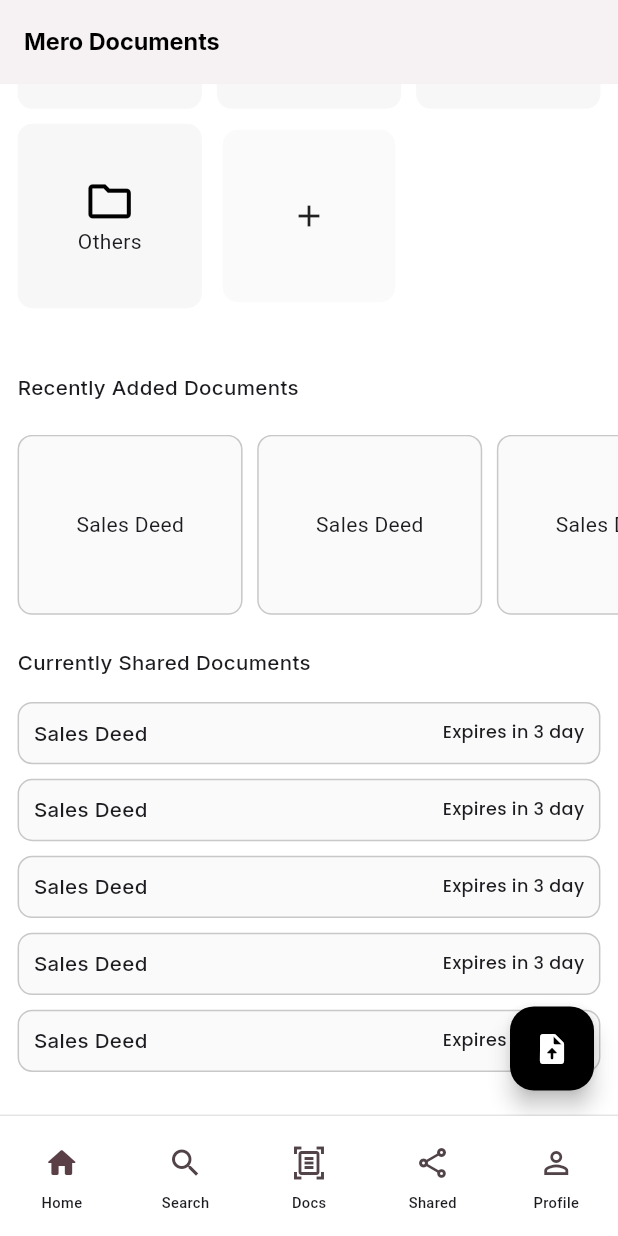
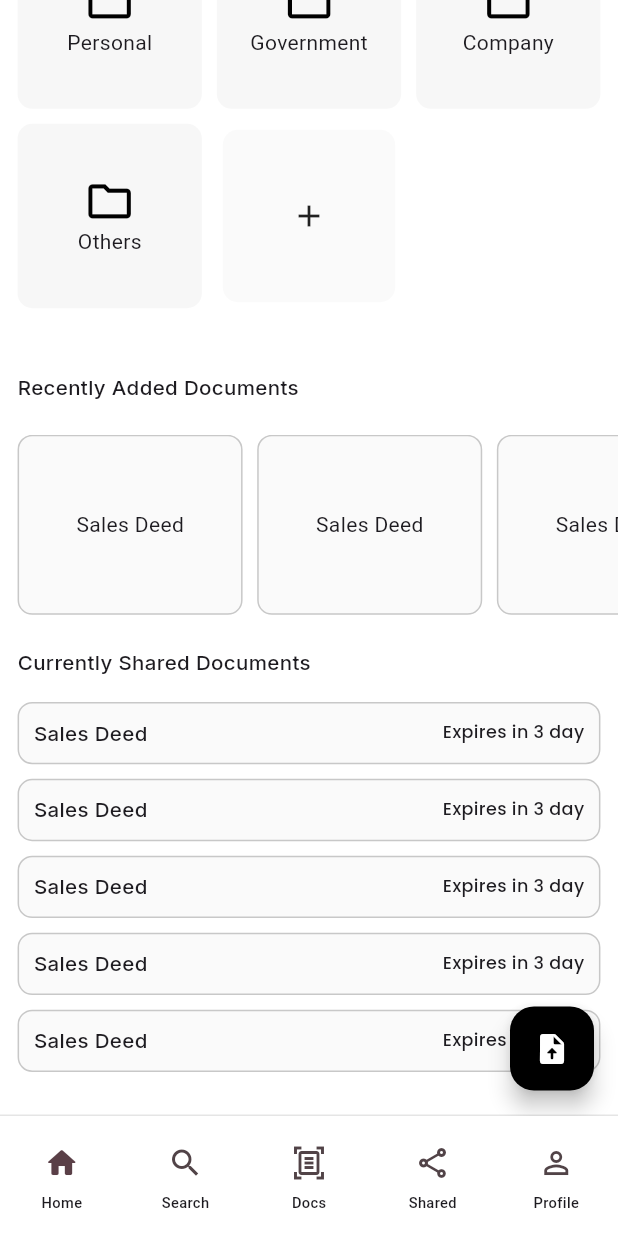
Before and after one commit to broisnischal/merodocument, a Flutter app: the screen it shows after launch, scrolled down 118 dp, on a phone screen of 412 x 824 dp. Run offline on Flutter 3.47's test engine with Material 3 defaults, Android fonts, the phone set to English and light mode, and no system bars; drawn by our look-alikes of reorderable_grid_view; our stand-ins replace app_links, auto_route, bloc, dartz, dio, equatable and 8 more; missing offline and left inert: flutter_displaymode; generated files the repository leaves out were written again.

Commit message:
feat:changes-deeplink

```diff
--- a/lib/app/view/app.dart
+++ b/lib/app/view/app.dart
@@ -1,15 +1,70 @@
+import 'dart:async';
+import 'dart:developer';
+
+import 'package:app_links/app_links.dart';
+import 'package:auto_route/auto_route.dart';
 import 'package:flutter/material.dart';
+import 'package:flutter_localizations/flutter_localizations.dart';
 import 'package:flutter_screenutil/flutter_screenutil.dart';
 import 'package:merodocument/core/themes/darktheme.dart';
 import 'package:merodocument/core/themes/lighttheme.dart';
-import 'package:merodocument/counter/counter.dart';
 import 'package:merodocument/l10n/l10n.dart';
 import 'package:merodocument/router/router.dart';
+import 'package:merodocument/router/router.gr.dart';
 
 final mainRouter = AppRouter();
+final GlobalKey<NavigatorState> _navigatorKey = GlobalKey<NavigatorState>();
 
-class App extends StatelessWidget {
+class App extends StatefulWidget {
   const App({super.key});
+
+  @override
+  State<App> createState() => _AppState();
+}
+
+class _AppState extends State<App> {
+  // final _navigatorKey = GlobalKey<NavigatorState>();
+  StreamSubscription<Uri>? _linkSubscription;
+  late AppLinks _appLinks;
+
+  @override
+  void initState() {
+    super.initState();
+
+    initDeepLinks();
+  }
+
+  @override
+  void dispose() {
+    _linkSubscription?.cancel();
+
+    super.dispose();
+  }
+
+  Future<void> initDeepLinks() async {
+    _appLinks = AppLinks();
+
+    // Handle links
+    _linkSubscription = _appLinks.uriLinkStream.listen((uri) {
+      debugPrint('onAppLink: $uri');
+      openAppLink(uri);
+    });
+  }
+
+  void openAppLink(Uri uri) {
+    // Check if the URI is for '/products'
+    if (uri.path == '/products') {
+      // Show the modal bottom sheet here
+
+      // Push the '/products' route
+      // _navigatorKey.currentState?.pushNamed(uri.path);
+    } else if (uri.path == '/cart') {
+      mainRouter.push(ProfileScreenRoute());
+    } else {
+      // Handle other URIs
+      mainRouter.pushNamed(uri.path);
+    }
+  }
 
   @override
   Widget build(BuildContext context) {
@@ -18,6 +73,10 @@ class App extends StatelessWidget {
       minTextAdapt: true,
       splitScreenMode: true,
       child: MaterialApp.router(
+        key: _navigatorKey,
+        // onNavigationNotification: (NavigationNotification notification) {
+        //   return true;
+        // },
         // theme: ThemeData(
         //   appBarTheme: AppBarTheme(
         //     backgroundColor: Theme.of(context).colorScheme.inversePrimary,
@@ -27,10 +86,80 @@ class App extends StatelessWidget {
         darkTheme: darkTheme,
         theme: lightTheme,
         debugShowCheckedModeBanner: false,
-        localizationsDelegates: AppLocalizations.localizationsDelegates,
+        localizationsDelegates: const [
+          GlobalMaterialLocalizations.delegate,
+          GlobalWidgetsLocalizations.delegate,
+          GlobalCupertinoLocalizations.delegate,
+          AppLocalizations.delegate, // Your app-specific localizations delegate
+        ],
         supportedLocales: AppLocalizations.supportedLocales,
-        routerConfig: mainRouter.config(),
+        routerDelegate: AutoRouterDelegate(
+          mainRouter,
+          placeholder: (context) => Scaffold(
+            body: Center(
+              child: CircularProgressIndicator(),
+            ),
+          ),
+          deepLinkBuilder: (deepLink) {
+            log('Received deep link: ${deepLink.path}');
+
+            if (deepLink.path.isNotEmpty) {
+              // Handle specific paths
+              if (deepLink.path.startsWith('/products')) {
+                // You can show a bottom sheet here or navigate to the products route
+                WidgetsBinding.instance.addPostFrameCallback((_) {
+                  showModalBottomSheet(
+                    context: context,
+                    builder: (context) => const Text('Products'),
+                  );
+                });
+                return DeepLink.path('/products');
+              } else if (deepLink.path == '/cart') {
+                // Similar handling for the cart
+                WidgetsBinding.instance.addPostFrameCallback((_) {
+                  showModalBottomSheet(
+                    context: context,
+                    builder: (context) => const Text('Cart'),
+                  );
+                });
+                return DeepLink.path('/products');
+              }
+            }
+
+            // Fallback to a default path if no matches found
+            return deepLink.path.isEmpty ? DeepLink.defaultPath : deepLink;
+          },
+        ),
+        routeInformationParser: mainRouter.defaultRouteParser(
+          includePrefixMatches: true,
+        ),
       ),
     );
   }
 }
+
+class ProductBottomSheet extends StatelessWidget {
+  const ProductBottomSheet({super.key});
+
+  @override
+  Widget build(BuildContext context) {
+    return Container(
+      padding: const EdgeInsets.all(16),
+      child: const Column(
+        mainAxisSize: MainAxisSize.min,
+        children: <Widget>[
+          Text(
+            'Product Details',
+            style: TextStyle(fontSize: 20, fontWeight: FontWeight.bold),
+          ),
+          SizedBox(height: 20),
+          Text(
+            'Here are the details for the product.',
+            style: TextStyle(fontSize: 16),
+          ),
+          // Add more widgets here as needed
+        ],
+      ),
+    );
+  }
+}
--- a/lib/features/home/presentation/screens/home_screen.dart
+++ b/lib/features/home/presentation/screens/home_screen.dart
@@ -77,7 +77,23 @@ class _HomeScreenState extends State<HomeScreen> {
   Widget build(BuildContext context) {
     return Scaffold(
       backgroundColor: ColorConst.whiteColor,
-      appBar: AppBar(
+      // appBar: AppBar(
+      //   title: Text(
+      //     'Mero Documents',
+      //     style: GoogleFonts.inter(
+      //       fontSize: 16.sp,
+      //       fontWeight: FontWeight.w700,
+      //     ),
+      //   ),
+      // ),
+      body: CustomScrollView(
+        slivers: [
+          SliverAppBar(
+            backgroundColor: ColorConst.whiteColor,
+            // pinned: true,
+            // floating: true,
+            // snap: true,
+            centerTitle: false,
             title: Text(
               'Mero Documents',
               style: GoogleFonts.inter(
@@ -86,9 +102,8 @@ class _HomeScreenState extends State<HomeScreen> {
               ),
             ),
           ),
-      body: RefreshIndicator(
-        onRefresh: () async {},
-        child: SingleChildScrollView(
+          // 20.verticalSpace,
+          SliverToBoxAdapter(
             child: Column(
               mainAxisSize: MainAxisSize.min,
               crossAxisAlignment: CrossAxisAlignment.start,
@@ -274,6 +289,7 @@ class _HomeScreenState extends State<HomeScreen> {
               ],
             ),
           ),
+        ],
       ),
       floatingActionButton: FloatingActionButton(
         onPressed: () {
--- a/pubspec.yaml
+++ b/pubspec.yaml
@@ -7,9 +7,9 @@ environment:
   sdk: "^3.3.0"
 
 dependencies:
+  app_links: ^6.3.2
   auto_route: ^8.3.0
   bloc: ^8.1.3
-  build_runner: ^2.4.11
   custom_refresh_indicator: ^3.1.2
   dartz: ^0.10.1
   dio: ^5.5.0+1
@@ -38,6 +38,7 @@ dev_dependencies:
   auto_route_generator: ^8.1.0
   bloc_test: ^9.1.6
   flutter_gen_runner: ^5.6.0
+  build_runner: ^2.4.11
   flutter_test:
     sdk: flutter
   mocktail: ^1.0.3
```
Also changed, not shown: lib/features/docs/presentation/screens/docs_screen.dart (+8 -3 lines), lib/features/payment/payment.dart (added, +17 -0 lines), lib/router/router.dart (+6 -2 lines), pubspec.lock, 6 other files. Lines whose indentation alone changed are shown as unchanged.
